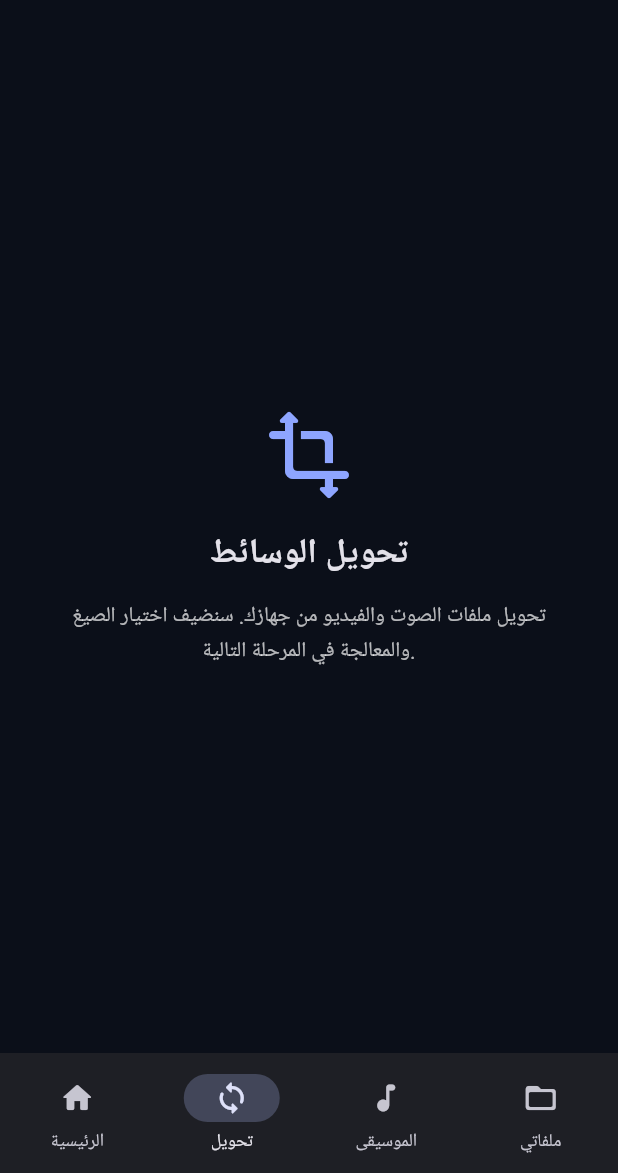
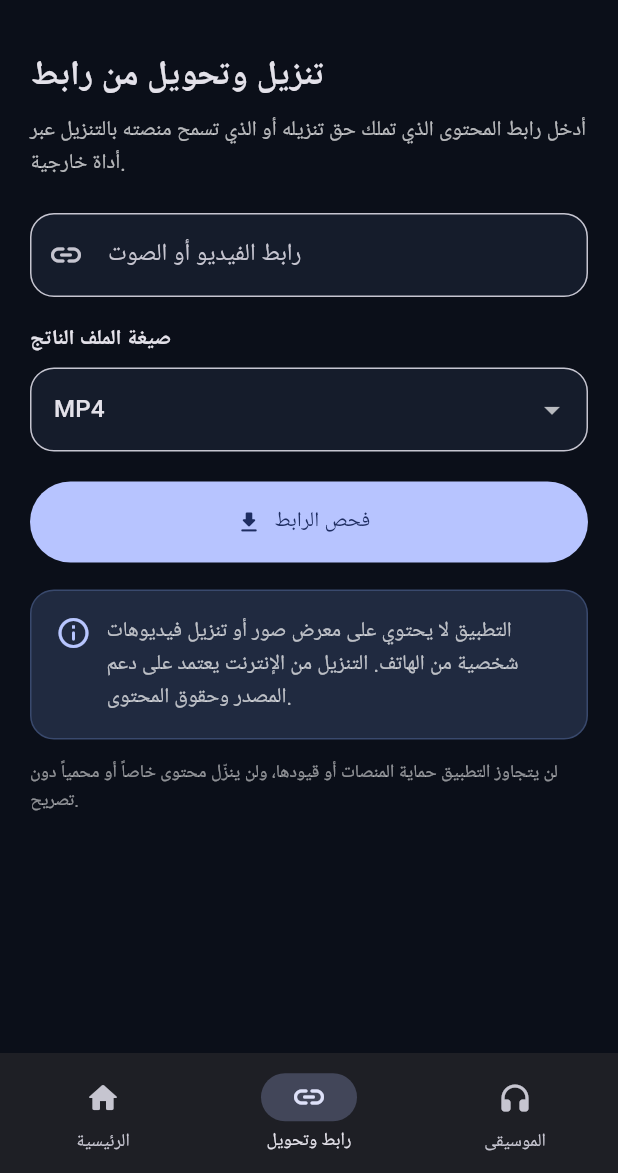
Before and after one commit to alexanderfgfg12-ui/media-master, a Flutter app: the screen it shows after launch, item 2 of the bottom bar chosen, on a phone screen of 412 x 824 dp, the part 63-1236 px from its top. Run offline on Flutter 3.47's test engine with Material 3 defaults, Android fonts, the phone set to English and light mode, and no system bars.

Commit message:
Refocus app UI on music player and link-based media converter

```diff
--- a/lib/main.dart
+++ b/lib/main.dart
@@ -1,8 +1,6 @@
 import 'package:flutter/material.dart';
 
-void main() {
-  runApp(const MediaMasterApp());
-}
+void main() => runApp(const MediaMasterApp());
 
 class MediaMasterApp extends StatelessWidget {
   const MediaMasterApp({super.key});
@@ -11,8 +9,7 @@ class MediaMasterApp extends StatelessWidget {
   Widget build(BuildContext context) {
     const background = Color(0xFF0B0F19);
     const panel = Color(0xFF151C2B);
-    const accent = Color(0xFF6C8CFF);
-
+    const accent = Color(0xFF8EA5FF);
     return MaterialApp(
       debugShowCheckedModeBanner: false,
       title: 'Media Master',
@@ -26,42 +23,29 @@ class MediaMasterApp extends StatelessWidget {
         ),
         useMaterial3: true,
       ),
-      home: const HomePage(),
+      home: const MainNavigation(),
     );
   }
 }
 
-class HomePage extends StatefulWidget {
-  const HomePage({super.key});
+class MainNavigation extends StatefulWidget {
+  const MainNavigation({super.key});
 
   @override
-  State<HomePage> createState() => _HomePageState();
+  State<MainNavigation> createState() => _MainNavigationState();
 }
 
-class _HomePageState extends State<HomePage> {
-  int selectedIndex = 0;
+class _MainNavigationState extends State<MainNavigation> {
+  int index = 0;
+
+  static const pages = <Widget>[
+    HomeScreen(),
+    LinkConverterScreen(),
+    MusicPlayerScreen(),
+  ];
 
   @override
   Widget build(BuildContext context) {
-    final pages = [
-      const _HomeDashboard(),
-      const _FeaturePage(
-        icon: Icons.transform_rounded,
-        title: 'تحويل الوسائط',
-        description: 'تحويل ملفات الصوت والفيديو من جهازك. سنضيف اختيار الصيغ والمعالجة في المرحلة التالية.',
-      ),
-      const _FeaturePage(
-        icon: Icons.library_music_rounded,
-        title: 'مشغل الموسيقى',
-        description: 'مساحة مخصصة لتشغيل ملفاتك الصوتية محلياً، مع دعم الخلفية لاحقاً.',
-      ),
-      const _FeaturePage(
-        icon: Icons.folder_rounded,
-        title: 'ملفاتي',
-        description: 'إدارة الملفات المحلية ومشاركتها وحفظ النسخ المحوّلة.',
-      ),
-    ];
-
     return Scaffold(
       appBar: AppBar(
         title: const Row(
@@ -73,23 +57,22 @@ class _HomePageState extends State<HomePage> {
         ),
         backgroundColor: const Color(0xFF0B0F19),
       ),
-      body: SafeArea(child: pages[selectedIndex]),
+      body: SafeArea(child: pages[index]),
       bottomNavigationBar: NavigationBar(
-        selectedIndex: selectedIndex,
-        onDestinationSelected: (value) => setState(() => selectedIndex = value),
+        selectedIndex: index,
+        onDestinationSelected: (value) => setState(() => index = value),
         destinations: const [
           NavigationDestination(icon: Icon(Icons.home_rounded), label: 'الرئيسية'),
-          NavigationDestination(icon: Icon(Icons.sync_rounded), label: 'تحويل'),
-          NavigationDestination(icon: Icon(Icons.music_note_rounded), label: 'الموسيقى'),
-          NavigationDestination(icon: Icon(Icons.folder_open_rounded), label: 'ملفاتي'),
+          NavigationDestination(icon: Icon(Icons.link_rounded), label: 'رابط وتحويل'),
+          NavigationDestination(icon: Icon(Icons.headphones_rounded), label: 'الموسيقى'),
         ],
       ),
     );
   }
 }
 
-class _HomeDashboard extends StatelessWidget {
-  const _HomeDashboard();
+class HomeScreen extends StatelessWidget {
+  const HomeScreen({super.key});
 
   @override
   Widget build(BuildContext context) {
@@ -97,7 +80,7 @@ class _HomeDashboard extends StatelessWidget {
       padding: const EdgeInsets.all(20),
       children: [
         Container(
-          padding: const EdgeInsets.all(22),
+          padding: const EdgeInsets.all(24),
           decoration: BoxDecoration(
             borderRadius: BorderRadius.circular(24),
             gradient: const LinearGradient(
@@ -109,58 +92,194 @@ class _HomeDashboard extends StatelessWidget {
           child: const Column(
             crossAxisAlignment: CrossAxisAlignment.start,
             children: [
-              Text('كل وسائطك في مكان واحد', style: TextStyle(fontSize: 23, fontWeight: FontWeight.bold)),
+              Icon(Icons.graphic_eq_rounded, size: 38, color: Color(0xFFB8C6FF)),
+              SizedBox(height: 18),
+              Text('Media Master', style: TextStyle(fontSize: 27, fontWeight: FontWeight.bold)),
               SizedBox(height: 8),
-              Text('أدوات بسيطة لإدارة ملفات الصوت والفيديو على هاتفك.'),
-              SizedBox(height: 18),
-              Icon(Icons.auto_awesome_rounded, size: 42, color: Color(0xFFB8C6FF)),
+              Text(
+                'مشغل موسيقى بسيط وأداة لتنزيل وتحويل الوسائط من روابط الإنترنت المسموح بها.',
+                style: TextStyle(height: 1.6, color: Colors.white.withValues(alpha: 0.86)),
+              ),
             ],
           ),
         ),
         const SizedBox(height: 24),
-        const Text('الأدوات', style: TextStyle(fontSize: 19, fontWeight: FontWeight.bold)),
+        const Text('الأدوات الأساسية', style: TextStyle(fontSize: 19, fontWeight: FontWeight.bold)),
         const SizedBox(height: 12),
-        const _ToolTile(icon: Icons.download_rounded, title: 'مصادر الفيديو', subtitle: 'الوصول إلى خيارات المصادر المسموح بها'),
-        const _ToolTile(icon: Icons.video_file_rounded, title: 'تحويل الفيديو والصوت', subtitle: 'MP4 و MP3 وصيغ أخرى — قيد التطوير'),
-        const _ToolTile(icon: Icons.headphones_rounded, title: 'مشغل الموسيقى', subtitle: 'تشغيل ملفاتك الصوتية المحلية'),
-        const _ToolTile(icon: Icons.folder_copy_rounded, title: 'إدارة الملفات', subtitle: 'تصفح الملفات وحفظها ومشاركتها'),
+        const _FeatureCard(
+          icon: Icons.link_rounded,
+          title: 'تنزيل وتحويل عبر رابط',
+          description: 'ألصق رابطاً من مصدر يدعم التنزيل المصرح به، ثم اختر الصيغة.',
+        ),
+        const SizedBox(height: 10),
+        const _FeatureCard(
+          icon: Icons.headphones_rounded,
+          title: 'مشغل الموسيقى',
+          description: 'تشغيل الملفات الصوتية الموجودة على هاتفك والاستماع إليها.',
+        ),
+        const SizedBox(height: 20),
+        const _NoticeCard(),
+      ],
+    );
+  }
+}
+
+class LinkConverterScreen extends StatefulWidget {
+  const LinkConverterScreen({super.key});
+
+  @override
+  State<LinkConverterScreen> createState() => _LinkConverterScreenState();
+}
+
+class _LinkConverterScreenState extends State<LinkConverterScreen> {
+  final controller = TextEditingController();
+  String format = 'MP4';
+
+  @override
+  void dispose() {
+    controller.dispose();
+    super.dispose();
+  }
+
+  @override
+  Widget build(BuildContext context) {
+    const formats = ['MP4', 'MP3', 'AAC', 'WAV', 'M4A', 'MOV', 'WebM'];
+    return ListView(
+      padding: const EdgeInsets.all(20),
+      children: [
+        const Text('تنزيل وتحويل من رابط', style: TextStyle(fontSize: 23, fontWeight: FontWeight.bold)),
+        const SizedBox(height: 8),
+        const Text(
+          'أدخل رابط المحتوى الذي تملك حق تنزيله أو الذي تسمح منصته بالتنزيل عبر أداة خارجية.',
+          style: TextStyle(color: Colors.white70, height: 1.5),
+        ),
+        const SizedBox(height: 22),
+        TextField(
+          controller: controller,
+          keyboardType: TextInputType.url,
+          textDirection: TextDirection.ltr,
+          decoration: InputDecoration(
+            hintText: 'https://example.com/video',
+            labelText: 'رابط الفيديو أو الصوت',
+            prefixIcon: const Icon(Icons.link_rounded),
+            filled: true,
+            fillColor: const Color(0xFF151C2B),
+            border: OutlineInputBorder(borderRadius: BorderRadius.circular(16)),
+          ),
+        ),
         const SizedBox(height: 18),
+        const Text('صيغة الملف الناتج', style: TextStyle(fontWeight: FontWeight.w600)),
+        const SizedBox(height: 8),
+        DropdownButtonFormField<String>(
+          value: format,
+          decoration: InputDecoration(
+            filled: true,
+            fillColor: const Color(0xFF151C2B),
+            border: OutlineInputBorder(borderRadius: BorderRadius.circular(16)),
+          ),
+          items: formats.map((item) => DropdownMenuItem(value: item, child: Text(item))).toList(),
+          onChanged: (value) {
+            if (value != null) setState(() => format = value);
+          },
+        ),
+        const SizedBox(height: 20),
+        FilledButton.icon(
+          onPressed: () {
+            final uri = Uri.tryParse(controller.text.trim());
+            final valid = uri != null &&
+                (uri.scheme == 'https' || uri.scheme == 'http') &&
+                uri.host.isNotEmpty;
+            ScaffoldMessenger.of(context).showSnackBar(
+              SnackBar(
+                content: Text(valid
+                    ? 'تم إدخال رابط صحيح شكلياً. دعم المصدر والتنزيل والتحويل سيُضاف ويُختبر في المرحلة التالية.'
+                    : 'يرجى إدخال رابط إنترنت صحيح يبدأ بـ http أو https.'),
+              ),
+            );
+          },
+          icon: const Icon(Icons.download_rounded),
+          label: const Text('فحص الرابط'),
+          style: FilledButton.styleFrom(minimumSize: const Size.fromHeight(54)),
+        ),
+        const SizedBox(height: 18),
+        const _NoticeCard(),
+        const SizedBox(height: 12),
         const Text(
-          'الإصدار الأولي: الواجهة الأساسية جاهزة، والوظائف الفعلية ستُضاف وتُختبر تدريجياً.',
-          style: TextStyle(color: Colors.white60, height: 1.5),
+          'لن يتجاوز التطبيق حماية المنصات أو قيودها، ولن ينزّل محتوى خاصاً أو محمياً دون تصريح.',
+          style: TextStyle(color: Colors.white54, height: 1.5, fontSize: 12),
         ),
       ],
     );
   }
 }
 
-class _ToolTile extends StatelessWidget {
-  const _ToolTile({required this.icon, required this.title, required this.subtitle});
-
-  final IconData icon;
-  final String title;
-  final String subtitle;
+class MusicPlayerScreen extends StatelessWidget {
+  const MusicPlayerScreen({super.key});
 
   @override
   Widget build(BuildContext context) {
-    return Card(
-      color: const Color(0xFF151C2B),
-      margin: const EdgeInsets.only(bottom: 10),
-      child: ListTile(
-        leading: CircleAvatar(
-          backgroundColor: const Color(0xFF273B78),
-          child: Icon(icon, color: const Color(0xFFB8C6FF)),
+    return ListView(
+      padding: const EdgeInsets.all(20),
+      children: [
+        const Text('مشغل الموسيقى', style: TextStyle(fontSize: 23, fontWeight: FontWeight.bold)),
+        const SizedBox(height: 8),
+        const Text(
+          'مشغل صوتي عادي لملفات الموسيقى الموجودة على هاتفك.',
+          style: TextStyle(color: Colors.white70),
         ),
-        title: Text(title, style: const TextStyle(fontWeight: FontWeight.w600)),
-        subtitle: Text(subtitle),
-        trailing: const Icon(Icons.chevron_right_rounded),
-      ),
+        const SizedBox(height: 28),
+        Container(
+          padding: const EdgeInsets.all(28),
+          decoration: BoxDecoration(
+            color: const Color(0xFF151C2B),
+            borderRadius: BorderRadius.circular(24),
+          ),
+          child: const Column(
+            children: [
+              CircleAvatar(
+                radius: 58,
+                backgroundColor: Color(0xFF273B78),
+                child: Icon(Icons.music_note_rounded, size: 58, color: Color(0xFFB8C6FF)),
+              ),
+              SizedBox(height: 18),
+              Text('لا توجد أغنية قيد التشغيل', style: TextStyle(fontWeight: FontWeight.bold, fontSize: 17)),
+              SizedBox(height: 8),
+              Text('سيظهر هنا اسم الأغنية والفنان ومدة التشغيل.', style: TextStyle(color: Colors.white54), textAlign: TextAlign.center),
+              SizedBox(height: 22),
+              Row(
+                mainAxisAlignment: MainAxisAlignment.center,
+                children: [
+                  Icon(Icons.skip_previous_rounded, size: 34, color: Colors.white38),
+                  SizedBox(width: 28),
+                  Icon(Icons.play_circle_fill_rounded, size: 62, color: Color(0xFF8EA5FF)),
+                  SizedBox(width: 28),
+                  Icon(Icons.skip_next_rounded, size: 34, color: Colors.white38),
+                ],
+              ),
+            ],
+          ),
+        ),
+        const SizedBox(height: 18),
+        OutlinedButton.icon(
+          onPressed: () => ScaffoldMessenger.of(context).showSnackBar(
+            const SnackBar(content: Text('اختيار ملفات الصوت سيُفعّل عند إضافة مشغل الصوت الفعلي.')),
+          ),
+          icon: const Icon(Icons.library_music_rounded),
+          label: const Text('اختيار ملفات الموسيقى'),
+          style: OutlinedButton.styleFrom(minimumSize: const Size.fromHeight(52)),
+        ),
+        const SizedBox(height: 12),
+        const Text(
+          'الصيغ المستهدفة: MP3 وAAC وWAV وM4A. تشغيل الخلفية والتحكم من شاشة القفل سيُضافان مع محرك الصوت.',
+          style: TextStyle(color: Colors.white54, height: 1.5, fontSize: 12),
+        ),
+      ],
     );
   }
 }
 
-class _FeaturePage extends StatelessWidget {
-  const _FeaturePage({required this.icon, required this.title, required this.description});
+class _FeatureCard extends StatelessWidget {
+  const _FeatureCard({required this.icon, required this.title, required this.description});
 
   final IconData icon;
   final String title;
@@ -168,20 +287,49 @@ class _FeaturePage extends StatelessWidget {
 
   @override
   Widget build(BuildContext context) {
-    return Center(
-      child: Padding(
-        padding: const EdgeInsets.all(28),
-        child: Column(
-          mainAxisAlignment: MainAxisAlignment.center,
-          children: [
-            Icon(icon, size: 64, color: const Color(0xFF8EA5FF)),
-            const SizedBox(height: 18),
-            Text(title, style: const TextStyle(fontSize: 23, fontWeight: FontWeight.bold)),
-            const SizedBox(height: 12),
-            Text(description, textAlign: TextAlign.center, style: const TextStyle(color: Colors.white70, height: 1.6)),
-          ],
+    return Card(
+      color: const Color(0xFF151C2B),
+      child: ListTile(
+        contentPadding: const EdgeInsets.all(14),
+        leading: CircleAvatar(
+          backgroundColor: const Color(0xFF273B78),
+          child: Icon(icon, color: const Color(0xFFB8C6FF)),
+        ),
+        title: Text(title, style: const TextStyle(fontWeight: FontWeight.w600)),
+        subtitle: Padding(
+          padding: const EdgeInsets.only(top: 5),
+          child: Text(description, style: const TextStyle(height: 1.4)),
         ),
       ),
     );
   }
 }
+
+class _NoticeCard extends StatelessWidget {
+  const _NoticeCard();
+
+  @override
+  Widget build(BuildContext context) {
+    return Container(
+      padding: const EdgeInsets.all(16),
+      decoration: BoxDecoration(
+        color: const Color(0xFF202A40),
+        borderRadius: BorderRadius.circular(16),
+        border: Border.all(color: const Color(0xFF39496D)),
+      ),
+      child: const Row(
+        crossAxisAlignment: CrossAxisAlignment.start,
+        children: [
+          Icon(Icons.info_outline_rounded, color: Color(0xFFB8C6FF)),
+          SizedBox(width: 10),
+          Expanded(
+            child: Text(
+              'التطبيق لا يحتوي على معرض صور أو تنزيل فيديوهات شخصية من الهاتف. التنزيل من الإنترنت يعتمد على دعم المصدر وحقوق المحتوى.',
+              style: TextStyle(height: 1.5, color: Colors.white70),
+            ),
+          ),
+        ],
+      ),
+    );
+  }
+}
```
